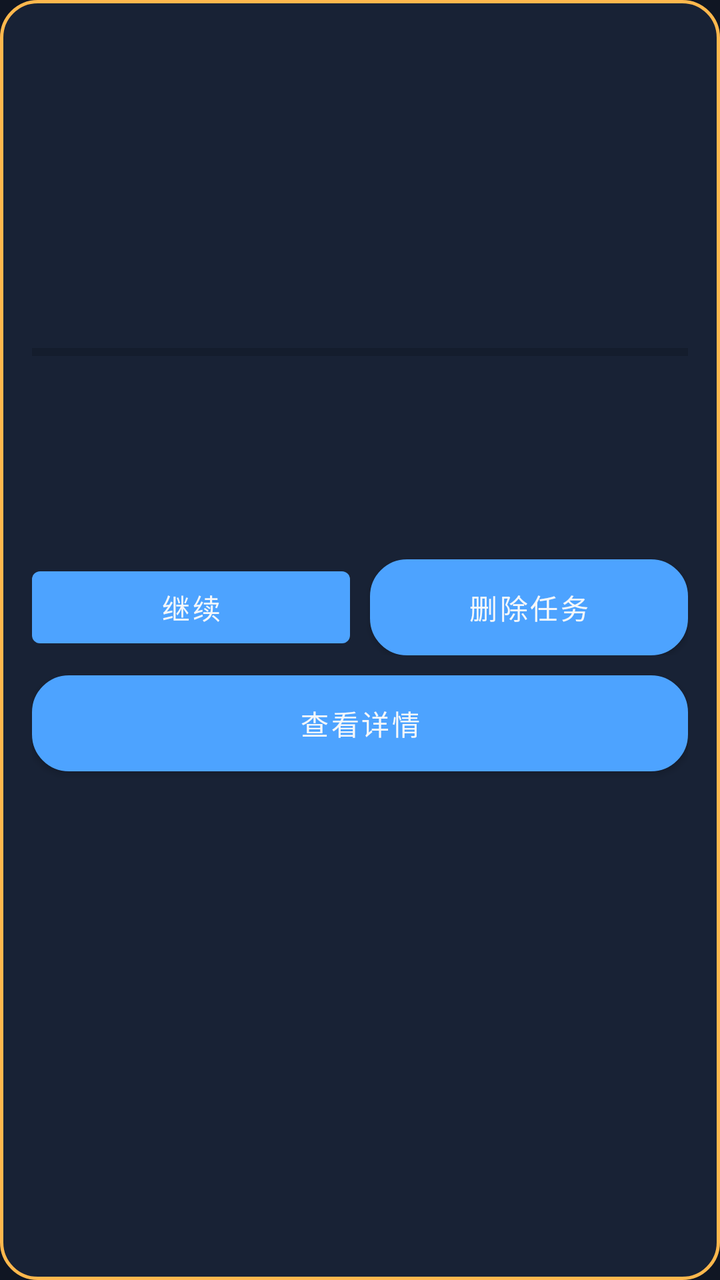
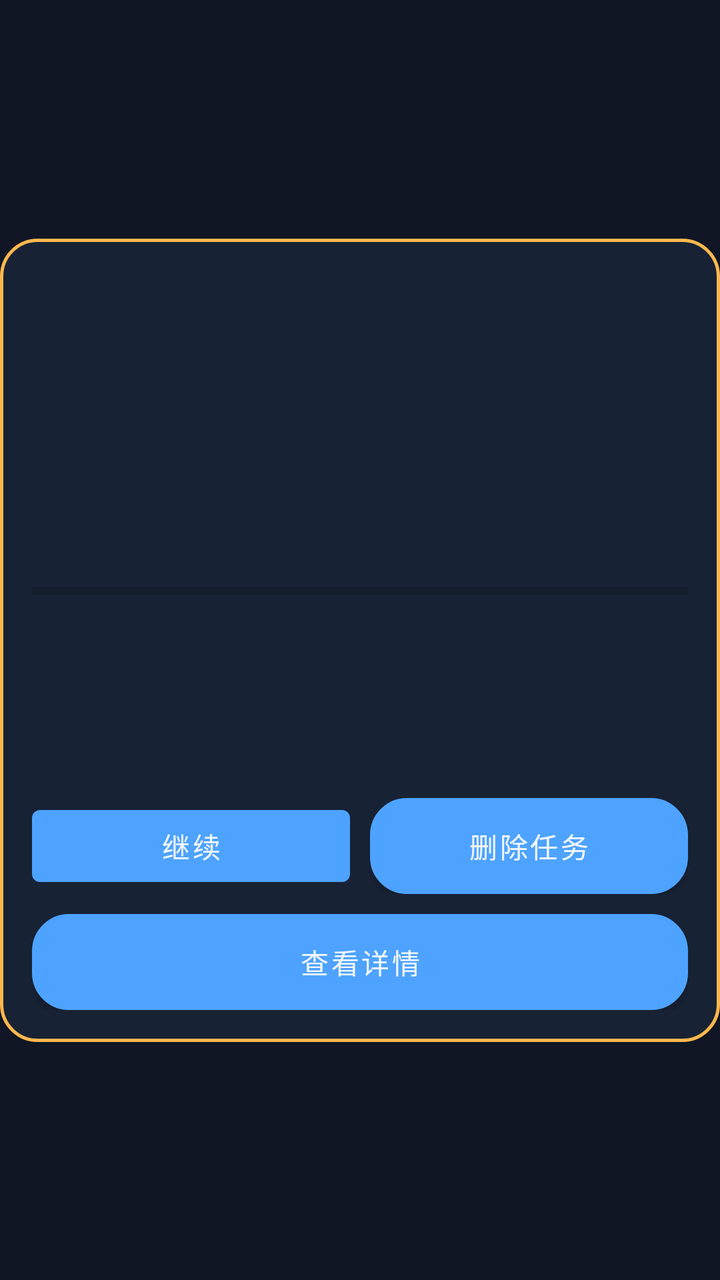

Compare the two renders of this Android layout. The source of the first and the diff that turns it into the second are given below.
<!-- AndroidManifest.xml: another module's application theme Theme.CarAppStore -->
<!-- res/layout/item_download_task.xml -->
<?xml version="1.0" encoding="utf-8"?>
<LinearLayout xmlns:android="http://schemas.android.com/apk/res/android"
    android:id="@+id/layoutTaskCard"
    android:layout_width="match_parent"
    android:layout_height="wrap_content"
    android:layout_marginStart="14dp"
    android:layout_marginEnd="14dp"
    android:layout_marginBottom="14dp"
    android:background="@drawable/bg_task_card_pending"
    android:orientation="vertical"
    android:padding="16dp">

    <LinearLayout
        android:layout_width="match_parent"
        android:layout_height="wrap_content"
        android:gravity="center_vertical"
        android:orientation="horizontal">

        <LinearLayout
            android:layout_width="0dp"
            android:layout_height="wrap_content"
            android:layout_weight="1"
            android:orientation="vertical">

            <TextView
                android:id="@+id/tvTaskName"
                android:layout_width="wrap_content"
                android:layout_height="wrap_content"
                android:textColor="@color/car_text_primary"
                android:textSize="20sp"
                android:textStyle="bold" />

            <TextView
                android:id="@+id/tvTaskVersion"
                android:layout_width="wrap_content"
                android:layout_height="wrap_content"
                android:layout_marginTop="6dp"
                android:textColor="@color/car_text_secondary"
                android:textSize="13sp" />
        </LinearLayout>

        <TextView
            android:id="@+id/tvTaskState"
            android:layout_width="wrap_content"
            android:layout_height="wrap_content"
            android:paddingStart="12dp"
            android:paddingTop="6dp"
            android:paddingEnd="12dp"
            android:paddingBottom="6dp"
            android:textColor="@android:color/white"
            android:textSize="12sp" />
    </LinearLayout>

    <TextView
        android:id="@+id/tvTaskBucket"
        android:layout_width="wrap_content"
        android:layout_height="wrap_content"
        android:layout_marginTop="10dp"
        android:paddingStart="10dp"
        android:paddingTop="5dp"
        android:paddingEnd="10dp"
        android:paddingBottom="5dp"
        android:textColor="@android:color/white"
        android:textSize="11sp" />

    <TextView
        android:id="@+id/tvTaskSummary"
        android:layout_width="match_parent"
        android:layout_height="wrap_content"
        android:layout_marginTop="10dp"
        android:textColor="@color/car_text_secondary"
        android:textSize="13sp" />

    <TextView
        android:id="@+id/tvTaskReason"
        android:layout_width="match_parent"
        android:layout_height="wrap_content"
        android:layout_marginTop="10dp"
        android:background="@drawable/bg_card_alt"
        android:padding="10dp"
        android:textColor="@color/car_warning"
        android:textSize="13sp"
        android:visibility="gone" />

    <TextView
        android:id="@+id/tvTaskProgress"
        android:layout_width="wrap_content"
        android:layout_height="wrap_content"
        android:layout_marginTop="12dp"
        android:textColor="@color/car_text_primary"
        android:textSize="14sp" />

    <ProgressBar
        android:id="@+id/progressTask"
        style="?android:attr/progressBarStyleHorizontal"
        android:layout_width="match_parent"
        android:layout_height="wrap_content"
        android:layout_marginTop="8dp"
        android:max="100" />

    <LinearLayout
        android:layout_width="match_parent"
        android:layout_height="wrap_content"
        android:layout_marginTop="12dp"
        android:orientation="horizontal">

        <TextView
            android:id="@+id/tvTaskSize"
            android:layout_width="0dp"
            android:layout_height="wrap_content"
            android:layout_weight="1"
            android:textColor="@color/car_text_secondary"
            android:textSize="13sp" />

        <TextView
            android:id="@+id/tvTaskSpeed"
            android:layout_width="wrap_content"
            android:layout_height="wrap_content"
            android:textColor="@color/car_text_secondary"
            android:textSize="13sp" />
    </LinearLayout>

    <TextView
        android:id="@+id/tvTaskTime"
        android:layout_width="wrap_content"
        android:layout_height="wrap_content"
        android:layout_marginTop="8dp"
        android:textColor="@color/car_text_secondary"
        android:textSize="13sp" />

    <TextView
        android:id="@+id/tvTaskPath"
        android:layout_width="match_parent"
        android:layout_height="wrap_content"
        android:layout_marginTop="8dp"
        android:maxLines="2"
        android:textColor="@color/car_text_hint"
        android:textSize="12sp" />

    <LinearLayout
        android:layout_width="match_parent"
        android:layout_height="wrap_content"
        android:layout_marginTop="16dp"
        android:orientation="horizontal">

        <Button
            android:id="@+id/btnTaskPrimary"
            android:layout_width="0dp"
            android:layout_height="wrap_content"
            android:layout_weight="1"
            android:text="@string/ui_continue" />

        <Button
            android:id="@+id/btnTaskSecondary"
            android:layout_width="0dp"
            android:layout_height="wrap_content"
            android:layout_marginStart="10dp"
            android:layout_weight="1"
            android:background="@drawable/bg_secondary_button"
            android:text="@string/ui_delete_task"
            android:textAllCaps="false"
            android:textColor="@color/car_text_primary" />
    </LinearLayout>

    <Button
        android:id="@+id/btnTaskDetail"
        android:layout_width="match_parent"
        android:layout_height="wrap_content"
        android:layout_marginTop="10dp"
        android:background="@drawable/bg_secondary_button"
        android:text="@string/ui_view_detail"
        android:textAllCaps="false"
        android:textColor="@color/car_text_primary" />
</LinearLayout>
<!-- resources referenced by this layout -->
<resources>
  <color name="car_text_hint">#7E8AA3</color>
  <color name="car_text_primary">#F5F7FA</color>
  <color name="car_text_secondary">#B6C2D9</color>
  <color name="car_warning">#FFB84D</color>
  <!-- drawable bg_card_alt (drawable) -->
  <shape xmlns:android="http://schemas.android.com/apk/res/android">
      <solid android:color="@color/car_card_alt" />
      <stroke android:width="1dp" android:color="@color/car_divider" />
      <corners android:radius="20dp" />
  </shape>
  <!-- drawable bg_secondary_button (drawable) -->
  <shape xmlns:android="http://schemas.android.com/apk/res/android">
      <solid android:color="@color/car_surface_light" />
      <stroke android:width="1dp" android:color="@color/car_divider" />
      <corners android:radius="18dp" />
  </shape>
  <!-- drawable bg_task_card_pending (drawable) -->
  <?xml version="1.0" encoding="utf-8"?>
  <shape xmlns:android="http://schemas.android.com/apk/res/android" android:shape="rectangle">
      <solid android:color="@color/car_card" />
      <corners android:radius="18dp" />
      <stroke android:width="1.5dp" android:color="@color/car_warning" />
  </shape>
  <string name="ui_continue">继续</string>
  <string name="ui_delete_task">删除任务</string>
  <string name="ui_view_detail">查看详情</string>
  <style name="Theme.CarAppStore" parent="Theme.MaterialComponents.DayNight.NoActionBar">
          <item name="colorPrimary">@color/car_primary</item>
          <item name="colorPrimaryVariant">@color/car_primary_dark</item>
          <item name="colorOnPrimary">@color/car_text_primary</item>
          <item name="colorSecondary">@color/car_accent</item>
          <item name="colorSecondaryVariant">@color/teal_700</item>
          <item name="colorOnSecondary">@color/car_bg</item>
          <item name="android:statusBarColor" tools:targetApi="l">@color/car_bg</item>
          <item name="android:navigationBarColor" tools:targetApi="l">@color/car_bg</item>
          <item name="android:windowBackground">@color/car_bg</item>
      </style>
  <color name="car_card_alt">#202C43</color>
  <color name="car_divider">#2B3852</color>
  <color name="car_surface_light">#223049</color>
  <color name="car_card">#182235</color>
  <color name="car_primary">#4DA3FF</color>
  <color name="car_primary_dark">#2E7DE0</color>
  <color name="car_accent">#5DE1B9</color>
  <color name="teal_700">#FF018786</color>
  <color name="car_bg">#101623</color>
</resources>

<!-- the commit's change to res/layout/item_download_task.xml (unified diff, before → after) -->
@@ -1,14 +1,23 @@
 <?xml version="1.0" encoding="utf-8"?>
-<LinearLayout xmlns:android="http://schemas.android.com/apk/res/android"
+<androidx.constraintlayout.widget.ConstraintLayout xmlns:android="http://schemas.android.com/apk/res/android"
+    xmlns:app="http://schemas.android.com/apk/res-auto"
     android:id="@+id/layoutTaskCard"
     android:layout_width="match_parent"
     android:layout_height="wrap_content"
     android:layout_marginStart="14dp"
     android:layout_marginEnd="14dp"
-    android:layout_marginBottom="14dp"
-    android:background="@drawable/bg_task_card_pending"
-    android:orientation="vertical"
-    android:padding="16dp">
+    android:layout_marginBottom="14dp">
+
+    <LinearLayout
+        android:layout_width="0dp"
+        android:layout_height="wrap_content"
+        android:background="@drawable/bg_task_card_pending"
+        android:orientation="vertical"
+        android:padding="16dp"
+        app:layout_constraintBottom_toBottomOf="parent"
+        app:layout_constraintEnd_toEndOf="parent"
+        app:layout_constraintStart_toStartOf="parent"
+        app:layout_constraintTop_toTopOf="parent">
 
     <LinearLayout
         android:layout_width="match_parent"
@@ -171,4 +180,6 @@
         android:text="@string/ui_view_detail"
         android:textAllCaps="false"
         android:textColor="@color/car_text_primary" />
-</LinearLayout>
+    </LinearLayout>
+
+</androidx.constraintlayout.widget.ConstraintLayout>
